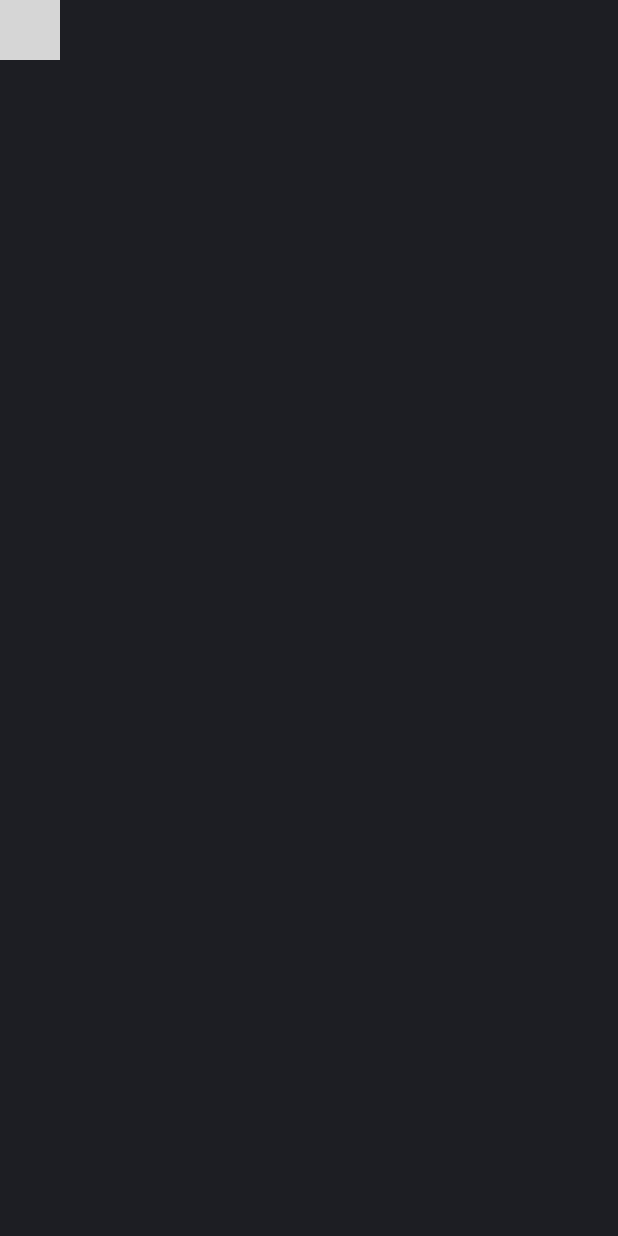
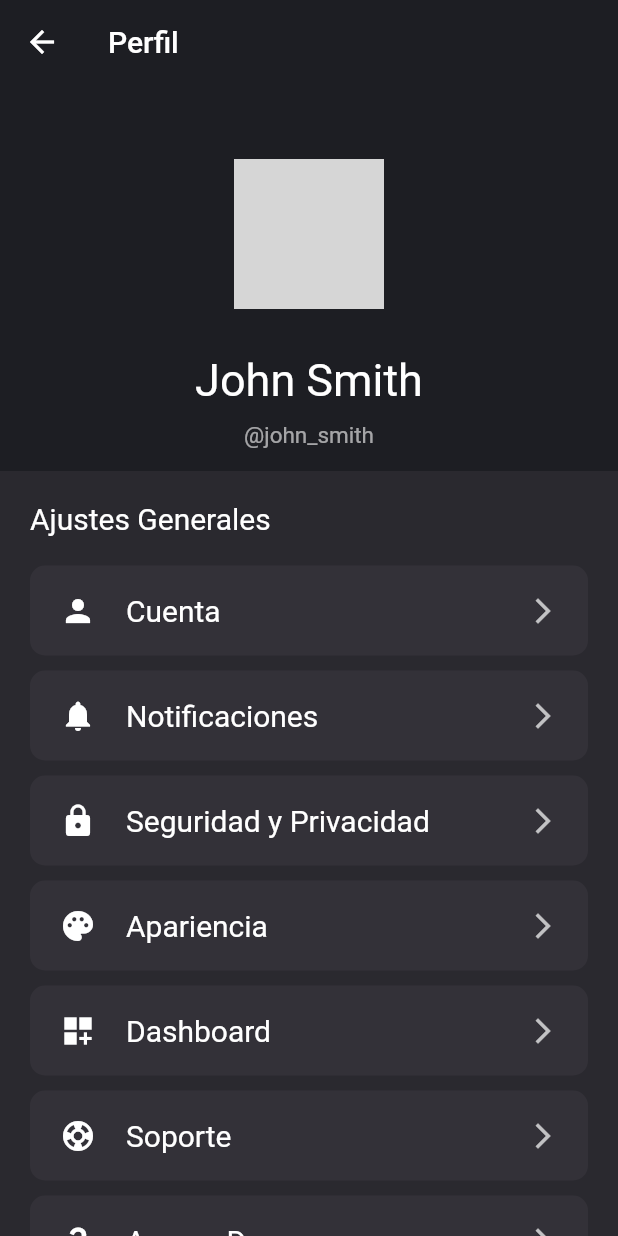
Before and after one commit to ianespana/Proyecto-Final-Flutter, a Flutter app: the screen it shows after launch, after a tap on "TU BALANCE", on a phone screen of 412 x 824 dp. Run offline on Flutter 3.47's test engine with Material 2 defaults, Android fonts, the phone set to English and light mode, and no system bars; missing offline and left inert: dart:ffi; network calls fail; grey boxes are pictures that could not be loaded.

Commit message:
Añadir perfil

```diff
--- a/lib/achievements.dart
+++ b/lib/achievements.dart
@@ -8,7 +8,7 @@ class Achievements extends StatelessWidget {
   Widget build(BuildContext context) {
     return Scaffold(
       appBar: AppBar(
-        title: Text("Logros"),
+        title: const Text("Logros"),
         backgroundColor: Colors.transparent,
         bottomOpacity: 0.0,
         elevation: 0.0,
--- a/lib/main.dart
+++ b/lib/main.dart
@@ -7,12 +7,12 @@ import 'package:proyecto_final_flutter/stocks.dart';
 
 const Color backgroundColor = Color(0xFF1D1E23);
 const Color primaryColor = Color(0xff2a292f);
-const Color secondaryColor = Color(0xff2a292f);
+const Color secondaryColor = Color(0xff333138);
 const Color errorColor = Color(0xfff83838);
 
 void main() {
   runApp(const MyApp(
-      userName: 'John',
+      userName: 'John Smith',
       profileImage:
           'https://img.freepik.com/free-vector/businessman-character-avatar-isolated_24877-60111.jpg',
       balance: 10000));
@@ -222,12 +222,8 @@ class ProfileCard extends StatelessWidget {
                   margin: const EdgeInsets.only(right: 30),
                   height: 50,
                   width: 50,
-                  decoration: BoxDecoration(
-                    shape: BoxShape.circle,
-                    image: DecorationImage(
-                      image: NetworkImage(profileImage),
-                      fit: BoxFit.cover,
-                    ),
+                  child: CircleAvatar(
+                    backgroundImage: NetworkImage(profileImage),
                   ),
                 ),
                 Column(
--- a/lib/profile.dart
+++ b/lib/profile.dart
@@ -14,14 +14,131 @@ class Profile extends StatelessWidget {
   @override
   Widget build(BuildContext context) {
     return Scaffold(
+      appBar: AppBar(
+        title: const Text("Perfil"),
+        backgroundColor: Colors.transparent,
+        bottomOpacity: 0.0,
+        elevation: 0.0,
+      ),
       backgroundColor: Theme.of(context).colorScheme.background,
-      body: Column(
-        children: [
-          CircleAvatar(
-            backgroundImage: NetworkImage(profileImage),
-          ),
-        ],
+      body: SingleChildScrollView(
+        child: Stack(
+          children: [
+            Align(
+              alignment: Alignment.topCenter,
+              child: Column(
+                mainAxisSize: MainAxisSize.min,
+                children: [
+                  Padding(
+                    padding: const EdgeInsets.only(top: 50),
+                    child: CircleAvatar(
+                      backgroundImage: NetworkImage(profileImage),
+                      radius: 50,
+                    ),
+                  ),
+                  Padding(
+                    padding: const EdgeInsets.only(top: 30),
+                    child: Text(
+                      userName,
+                      style: const TextStyle(
+                        color: Colors.white,
+                        fontSize: 30,
+                      ),
+                    ),
+                  ),
+                  Padding(
+                    padding: const EdgeInsets.only(top: 10),
+                    child: Text(
+                      "@${userName.toLowerCase().replaceAll(' ', '_')}",
+                      style: const TextStyle(
+                        color: Colors.white60,
+                        fontSize: 15,
+                      ),
+                    ),
+                  ),
+                  Padding(
+                    padding: const EdgeInsets.only(top: 15, bottom: 15),
+                    child: Container(
+                      color: Theme.of(context).colorScheme.primary,
+                      padding: const EdgeInsets.only(top: 10),
+                      child: Padding(
+                        padding: const EdgeInsets.only(left: 20, right: 20),
+                        child: Column(
+                          crossAxisAlignment: CrossAxisAlignment.start,
+                          children: [
+                            Padding(
+                              padding: const EdgeInsets.only(top: 10, bottom: 10),
+                              child: Text(
+                                "Ajustes Generales",
+                                style: TextStyle(
+                                  color: Theme.of(context).colorScheme.onPrimary,
+                                  fontSize: 20,
+                                ),
+                              ),
+                            ),
+                            const OptionCard(optionName: "Cuenta", icon: Icons.person,),
+                            const OptionCard(optionName: "Notificaciones", icon: Icons.notifications,),
+                            const OptionCard(optionName: "Seguridad y Privacidad", icon: Icons.lock,),
+                            const OptionCard(optionName: "Apariencia", icon: Icons.palette,),
+                            const OptionCard(optionName: "Dashboard", icon: Icons.dashboard_customize,),
+                            const OptionCard(optionName: "Soporte", icon: Icons.support,),
+                            const OptionCard(optionName: "Acerca De", icon: Icons.question_mark,),
+                          ],
+                        ),
+                      ),
+                    ),
+                  ),
+                ],
+              ),
+            ),
+          ],
+        ),
       ),
     );
   }
 }
+
+class OptionCard extends StatelessWidget {
+  final String optionName;
+  final IconData icon;
+  const OptionCard({super.key, required this.optionName, required this.icon});
+
+  @override
+  Widget build(BuildContext context) {
+    return Container(
+      margin: const EdgeInsets.only(top: 10),
+      height: 60,
+      decoration: BoxDecoration(
+        color: Theme.of(context).colorScheme.secondary,
+        borderRadius: BorderRadius.circular(10),
+      ),
+      child: Padding(
+        padding: const EdgeInsets.only(left: 20, right: 20),
+        child: Row(
+          mainAxisAlignment: MainAxisAlignment.start,
+          children: [
+            Icon(
+              icon
+            ),
+            Padding(
+              padding: const EdgeInsets.only(left: 20),
+              child: Text(
+                optionName,
+                style: TextStyle(
+                  color: Theme.of(context).colorScheme.onSecondary,
+                  fontSize: 20,
+                ),
+              ),
+            ),
+            const Flexible(fit: FlexFit.tight, child: SizedBox()),
+            const Icon(
+              Icons.arrow_forward_ios,
+              color: Colors.white70,
+              size: 20,
+            ),
+          ],
+        ),
+      ),
+    );
+  }
+}
--- a/lib/stocks.dart
+++ b/lib/stocks.dart
@@ -8,7 +8,7 @@ class Stocks extends StatelessWidget {
   Widget build(BuildContext context) {
     return Scaffold(
       appBar: AppBar(
-        title: Text("Portafolio"),
+        title: const Text("Portafolio"),
         backgroundColor: Colors.transparent,
         bottomOpacity: 0.0,
         elevation: 0.0,
```
